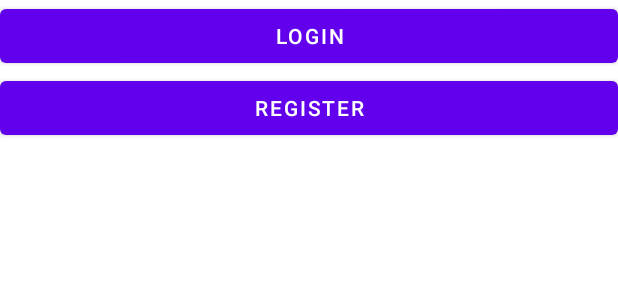
After one commit to ronf07f/JobMatch, an Android app: the layout activity_welcome_page.xml on its own in the app's theme, with its tools: preview values and no code run, on a phone screen of 412 x 824 dp. The commit adds this screen. Shown: the top 300 px of the screen. Run offline under Robolectric (Android 15) with nearby library versions, the phone set to English and light mode, and no system bars.

Commit message:
add WelcomePage and connect to fireBase

```diff
--- a/app/src/main/java/com/example/jobmatch/MainActivity.java
+++ b/app/src/main/java/com/example/jobmatch/MainActivity.java
@@ -25,8 +25,6 @@ public class MainActivity extends AppCompatActivity {
     protected void onCreate(Bundle savedInstanceState) {
         super.onCreate(savedInstanceState);
         setContentView(R.layout.activity_main);
-
-
 
         al = new ArrayList<>();
         al.add("php");
--- /dev/null
+++ b/app/src/main/res/layout/activity_welcome_page.xml
@@ -0,0 +1,23 @@
+<?xml version="1.0" encoding="utf-8"?>
+<LinearLayout
+    xmlns:android="http://schemas.android.com/apk/res/android"
+    xmlns:app="http://schemas.android.com/apk/res-auto"
+    xmlns:tools="http://schemas.android.com/tools"
+    android:layout_width="match_parent"
+    android:layout_height="match_parent"
+    android:orientation="vertical"
+    tools:context=".WelcomePage">
+
+    <Button
+        android:id="@+id/login"
+        android:layout_width="match_parent"
+        android:layout_height="wrap_content"
+        android:text="Login" />
+
+    <Button
+        android:id="@+id/register"
+        android:layout_width="match_parent"
+        android:layout_height="wrap_content"
+        android:text="Register" />
+
+</LinearLayout>
--- a/build.gradle
+++ b/build.gradle
@@ -5,9 +5,9 @@ buildscript {
         mavenCentral()
     }
     dependencies {
-        classpath "com.android.tools.build:gradle:7.0.3"
+        classpath 'com.android.tools.build:gradle:7.1.2'
 
-
+        classpath 'com.google.gms:google-services:4.3.10'
 
         // NOTE: Do not place your application dependencies here; they belong
         // in the individual module build.gradle files
```
Also changed, not shown: app/build.gradle (+7 -0 lines), app/src/main/AndroidManifest.xml (+6 -2 lines), app/src/main/java/com/example/jobmatch/WelcomePage.java (added, +44 -0 lines), gradle/wrapper/gradle-wrapper.properties, 1 other file.
